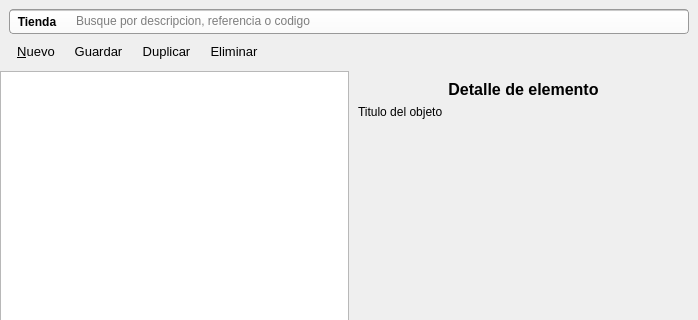
This is qt/modulos/ui_control1.ui in dravix/pyventa as Qt 5 draws it before an edit; both pictures show x 0 to 698 and y 0 to 320 of the 698 by 480 pixel window. The edited form follows.
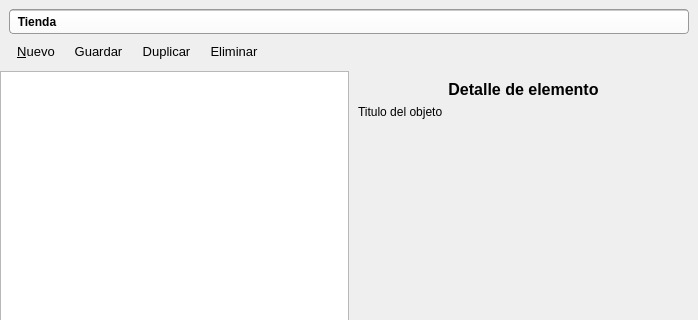
This is the edited form. Icons and pictures are not drawn.

Commit message: Se removieron los placeholders Se cambio el momento en que guardan fisicamente las configuraciones Se corrigio el problema del listado de gastos

```diff
--- a/qt/modulos/ui_control1.ui
+++ b/qt/modulos/ui_control1.ui
@@ -127,11 +127,7 @@
             </widget>
            </item>
            <item>
-            <widget class="QLineEdit" name="lineEdit">
-             <property name="placeholderText">
-              <string>Busque por descripcion, referencia o codigo</string>
-             </property>
-            </widget>
+            <widget class="QLineEdit" name="lineEdit"/>
            </item>
           </layout>
          </widget>
```
The commit also changes 148 other files.
